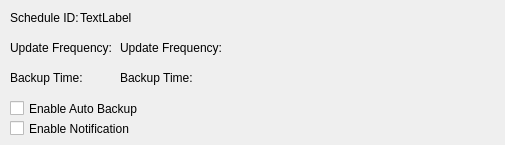
Above: app/src/ui/NEW/custom_listItem.ui from Kazu0210/Inventory-System before the change. Below: the same form after it.
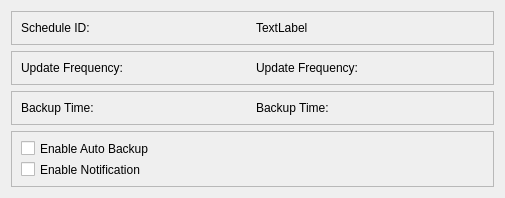
That is the form after the change.

Commit message: "Updated backup and restore page, added list widget and custom list item, modified UI files"

What changed in the file:
```diff
--- a/app/src/ui/NEW/custom_listItem.ui
+++ b/app/src/ui/NEW/custom_listItem.ui
@@ -7,116 +7,130 @@
     <x>0</x>
     <y>0</y>
     <width>505</width>
+    <height>198</height>
+   </rect>
+  </property>
+  <property name="sizePolicy">
+   <sizepolicy hsizetype="Fixed" vsizetype="Fixed">
+    <horstretch>0</horstretch>
+    <verstretch>0</verstretch>
+   </sizepolicy>
+  </property>
+  <property name="minimumSize">
+   <size>
+    <width>505</width>
     <height>145</height>
-   </rect>
+   </size>
   </property>
   <property name="windowTitle">
    <string>Form</string>
   </property>
+  <layout class="QVBoxLayout" name="verticalLayout_2">
+   <item>
+    <widget class="QFrame" name="frame">
+     <property name="frameShape">
+      <enum>QFrame::StyledPanel</enum>
+     </property>
+     <property name="frameShadow">
+      <enum>QFrame::Raised</enum>
+     </property>
+     <layout class="QHBoxLayout" name="horizontalLayout">
+      <item>
   <widget class="QLabel" name="label">
-   <property name="geometry">
-    <rect>
-     <x>10</x>
-     <y>10</y>
-     <width>101</width>
-     <height>16</height>
-    </rect>
-   </property>
    <property name="text">
     <string>Schedule ID:</string>
    </property>
   </widget>
+      </item>
+      <item>
   <widget class="QLabel" name="schedID_label">
-   <property name="geometry">
-    <rect>
-     <x>80</x>
-     <y>10</y>
-     <width>101</width>
-     <height>16</height>
-    </rect>
-   </property>
    <property name="text">
     <string>TextLabel</string>
    </property>
   </widget>
+      </item>
+     </layout>
+    </widget>
+   </item>
+   <item>
+    <widget class="QFrame" name="frame_2">
+     <property name="frameShape">
+      <enum>QFrame::StyledPanel</enum>
+     </property>
+     <property name="frameShadow">
+      <enum>QFrame::Raised</enum>
+     </property>
+     <layout class="QHBoxLayout" name="horizontalLayout_2">
+      <item>
   <widget class="QLabel" name="label_2">
-   <property name="geometry">
-    <rect>
-     <x>10</x>
-     <y>40</y>
-     <width>101</width>
-     <height>16</height>
-    </rect>
-   </property>
    <property name="text">
     <string>Update Frequency:</string>
    </property>
   </widget>
+      </item>
+      <item>
   <widget class="QLabel" name="freq_label">
-   <property name="geometry">
-    <rect>
-     <x>120</x>
-     <y>40</y>
-     <width>101</width>
-     <height>16</height>
-    </rect>
-   </property>
    <property name="text">
     <string>Update Frequency:</string>
    </property>
   </widget>
-  <widget class="QLabel" name="time_label">
-   <property name="geometry">
-    <rect>
-     <x>120</x>
-     <y>70</y>
-     <width>101</width>
-     <height>16</height>
-    </rect>
-   </property>
-   <property name="text">
-    <string>Backup Time:</string>
-   </property>
-  </widget>
+      </item>
+     </layout>
+    </widget>
+   </item>
+   <item>
+    <widget class="QFrame" name="frame_3">
+     <property name="frameShape">
+      <enum>QFrame::StyledPanel</enum>
+     </property>
+     <property name="frameShadow">
+      <enum>QFrame::Raised</enum>
+     </property>
+     <layout class="QHBoxLayout" name="horizontalLayout_3">
+      <item>
   <widget class="QLabel" name="label_3">
-   <property name="geometry">
-    <rect>
-     <x>10</x>
-     <y>70</y>
-     <width>101</width>
-     <height>16</height>
-    </rect>
-   </property>
+        <property name="text">
+         <string>Backup Time:</string>
+        </property>
+       </widget>
+      </item>
+      <item>
+       <widget class="QLabel" name="time_label">
    <property name="text">
     <string>Backup Time:</string>
    </property>
   </widget>
+      </item>
+     </layout>
+    </widget>
+   </item>
+   <item>
+    <widget class="QFrame" name="frame_4">
+     <property name="frameShape">
+      <enum>QFrame::StyledPanel</enum>
+     </property>
+     <property name="frameShadow">
+      <enum>QFrame::Raised</enum>
+     </property>
+     <layout class="QVBoxLayout" name="verticalLayout">
+      <item>
   <widget class="QCheckBox" name="enableAutoBackup_checkBox">
-   <property name="geometry">
-    <rect>
-     <x>10</x>
-     <y>100</y>
-     <width>141</width>
-     <height>17</height>
-    </rect>
-   </property>
    <property name="text">
     <string>Enable Auto Backup</string>
    </property>
   </widget>
+      </item>
+      <item>
   <widget class="QCheckBox" name="enableNotif_checkBox">
-   <property name="geometry">
-    <rect>
-     <x>10</x>
-     <y>120</y>
-     <width>171</width>
-     <height>17</height>
-    </rect>
-   </property>
    <property name="text">
     <string>Enable Notification</string>
    </property>
   </widget>
+      </item>
+     </layout>
+    </widget>
+   </item>
+  </layout>
  </widget>
  <resources/>
  <connections/>
```
Lines whose indentation alone changed are shown as unchanged. The commit also changes 9 other files.
